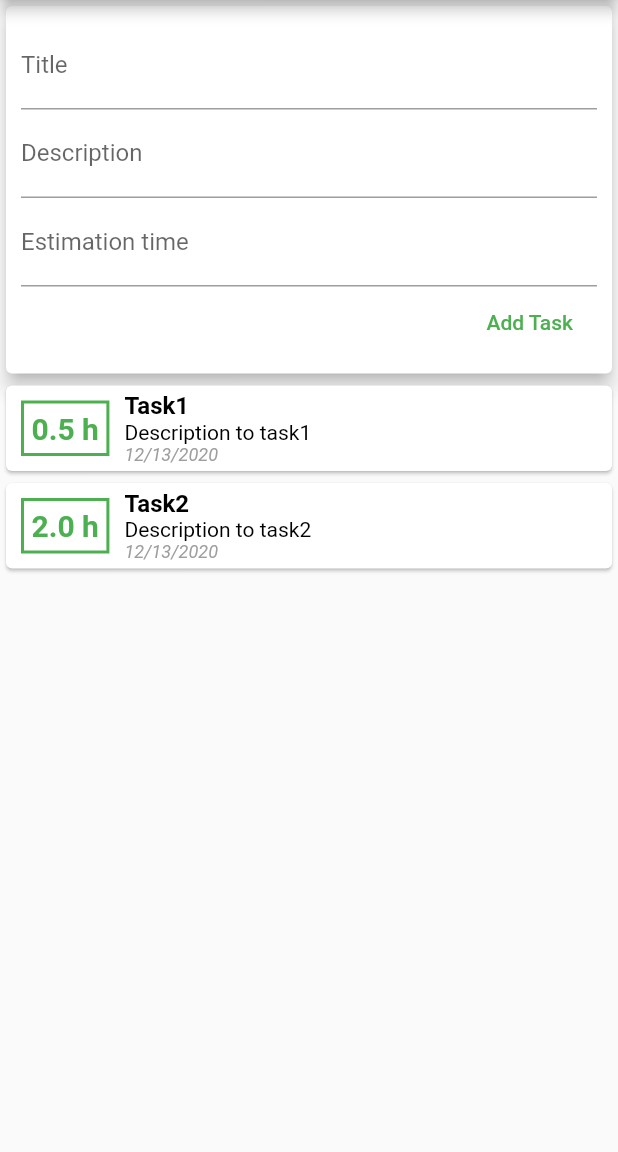
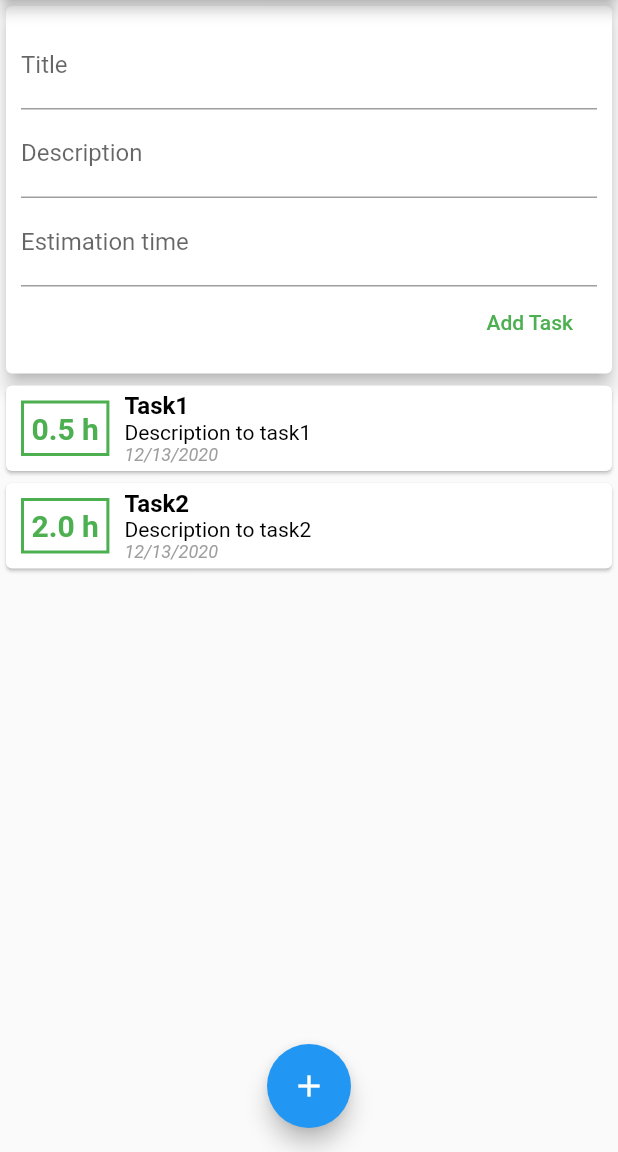
Before and after one commit to norberthanysz/flutterToDoApp, a Flutter app: the screen it shows after launch, after a tap on "Add Task", on a phone screen of 412 x 824 dp, the part 84-1236 px from its top. Run offline on Flutter 3.47's test engine with Material 2 defaults, Android fonts, the phone set to English and light mode, and no system bars.

Commit message:
0.1.1 ver

```diff
--- a/lib/main.dart
+++ b/lib/main.dart
@@ -23,7 +23,16 @@ class MyHomePage extends StatelessWidget {
       appBar: AppBar(
         title: Text("TODO List App"),
       ),
-      body: UserTasks(),
+      body: Column(
+        children: <Widget>[
+          UserTasks(),
+        ],
+      ),
+      floatingActionButtonLocation: FloatingActionButtonLocation.centerFloat,
+      floatingActionButton: FloatingActionButton(
+        child: Icon(Icons.add),
+        onPressed: () {},
+      ),
     );
   }
 }
--- a/lib/widgets/newTask.dart
+++ b/lib/widgets/newTask.dart
@@ -8,6 +8,20 @@ class NewTask extends StatelessWidget {
   final Function addNewTask;
 
   NewTask(this.addNewTask);
+
+  void submitData() {
+    if (titleController.text.isEmpty ||
+        descriptionController.text.isEmpty ||
+        timeController.text.isEmpty) {
+      return;
+    }
+
+    addNewTask(
+      title: titleController.text,
+      description: descriptionController.text,
+      time: double.parse(timeController.text),
+    );
+  }
 
   @override
   Widget build(BuildContext context) {
@@ -31,17 +45,12 @@ class NewTask extends StatelessWidget {
             TextField(
               decoration: InputDecoration(labelText: "Estimation time"),
               controller: timeController,
+              keyboardType: TextInputType.number,
             ),
             FlatButton(
               child: Text("Add Task"),
               textColor: Colors.green,
-              onPressed: () {
-                addNewTask(
-                  title: titleController.text,
-                  description: descriptionController.text,
-                  time: double.parse(timeController.text),
-                );
-              },
+              onPressed: submitData,
             ),
           ],
         ),
```
